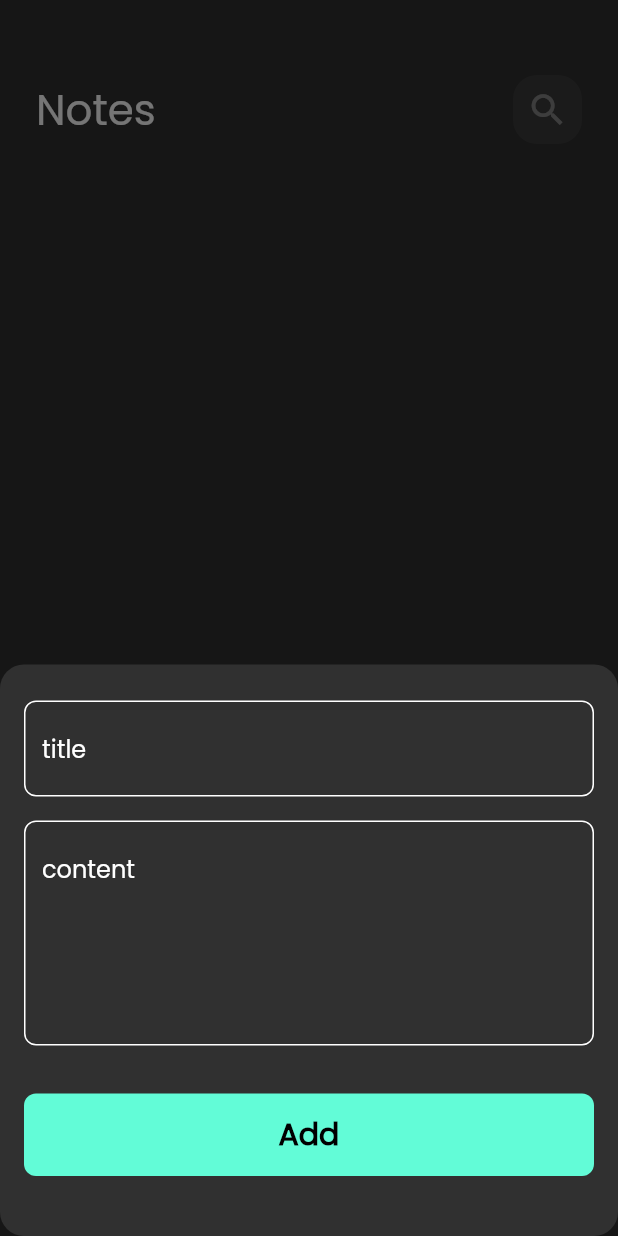
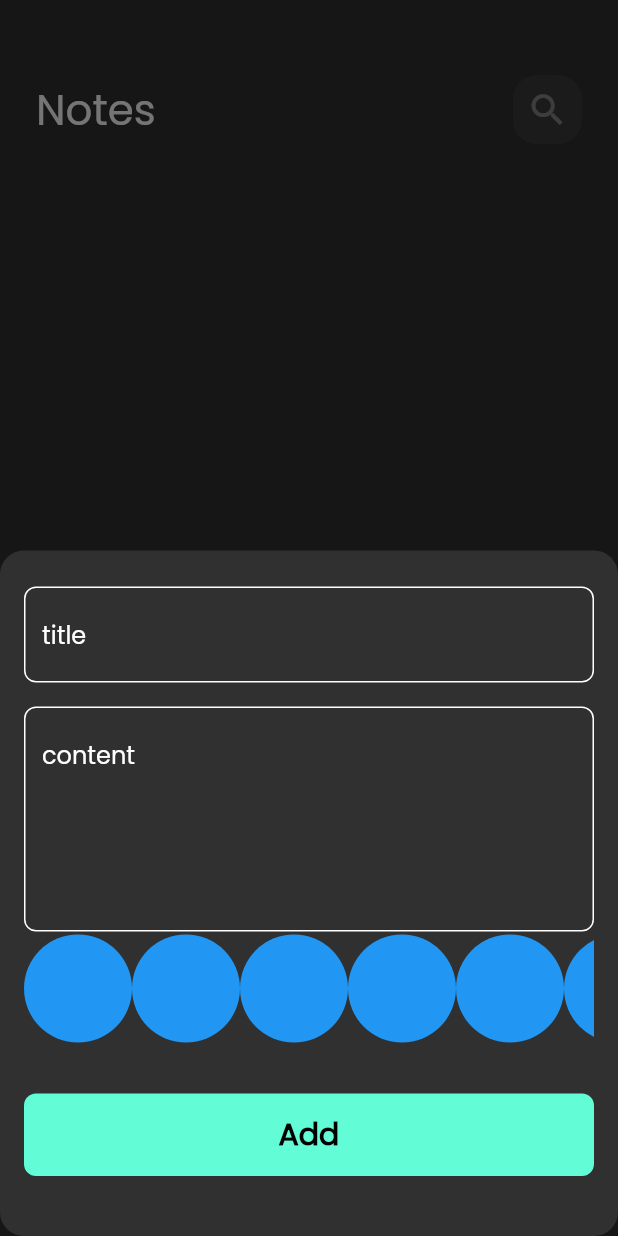
Before and after one commit to moustafa-hesham/QuickNotes, a Flutter app: the screen it shows after launch, after a tap on the "add" icon, on a phone screen of 412 x 824 dp. Run offline on Flutter 3.47's test engine with Material 2 defaults, Android fonts, the phone set to English and light mode, and no system bars; our stand-ins replace bloc, flutter_bloc, font_awesome_flutter, hive, hive_flutter; accounts and stored records are empty.

Commit message:
created colors listview - part 1

```diff
--- a/lib/views/widgets/add_note_form.dart
+++ b/lib/views/widgets/add_note_form.dart
@@ -5,6 +5,7 @@ import 'package:quick_notes/cubits/Add_note_cubit/add_note_cubit.dart';
 import 'package:quick_notes/models/note_model.dart';
 import 'package:quick_notes/views/widgets/custom_textfield.dart';
 
+import 'colors_listview.dart';
 import 'custom_buttom.dart';
 
 class AddNoteForm extends StatefulWidget {
@@ -44,6 +45,7 @@ class _AddNoteFormState extends State<AddNoteForm> {
               subTitle = value;
             },
           ),
+          const ColorsListView(),
           const SizedBox(
             height: 32,
           ),
--- /dev/null
+++ b/lib/views/widgets/colors_listview.dart
@@ -0,0 +1,30 @@
+import 'package:flutter/material.dart';
+
+class CardsColor extends StatelessWidget {
+  const CardsColor({super.key});
+
+  @override
+  Widget build(BuildContext context) {
+    return const CircleAvatar(
+      radius: 36,
+      backgroundColor: Colors.blue,
+    );
+  }
+}
+
+class ColorsListView extends StatelessWidget {
+  const ColorsListView({super.key});
+
+  @override
+  Widget build(BuildContext context) {
+    return SizedBox(
+      height: 38 * 2,
+      child: ListView.builder(
+          itemCount: 10,
+          scrollDirection: Axis.horizontal,
+          itemBuilder: (context, index) {
+            return const CardsColor();
+          }),
+    );
+  }
+}
--- a/lib/views/widgets/notes_Listview.dart
+++ b/lib/views/widgets/notes_Listview.dart
@@ -1,6 +1,5 @@
 import 'package:flutter/material.dart';
 import 'package:flutter_bloc/flutter_bloc.dart';
-import 'package:quick_notes/cubits/Add_note_cubit/add_note_cubit.dart';
 import 'package:quick_notes/cubits/read%20note%20cubit/read_note_cubit.dart';
 import 'package:quick_notes/models/note_model.dart';
 
```
